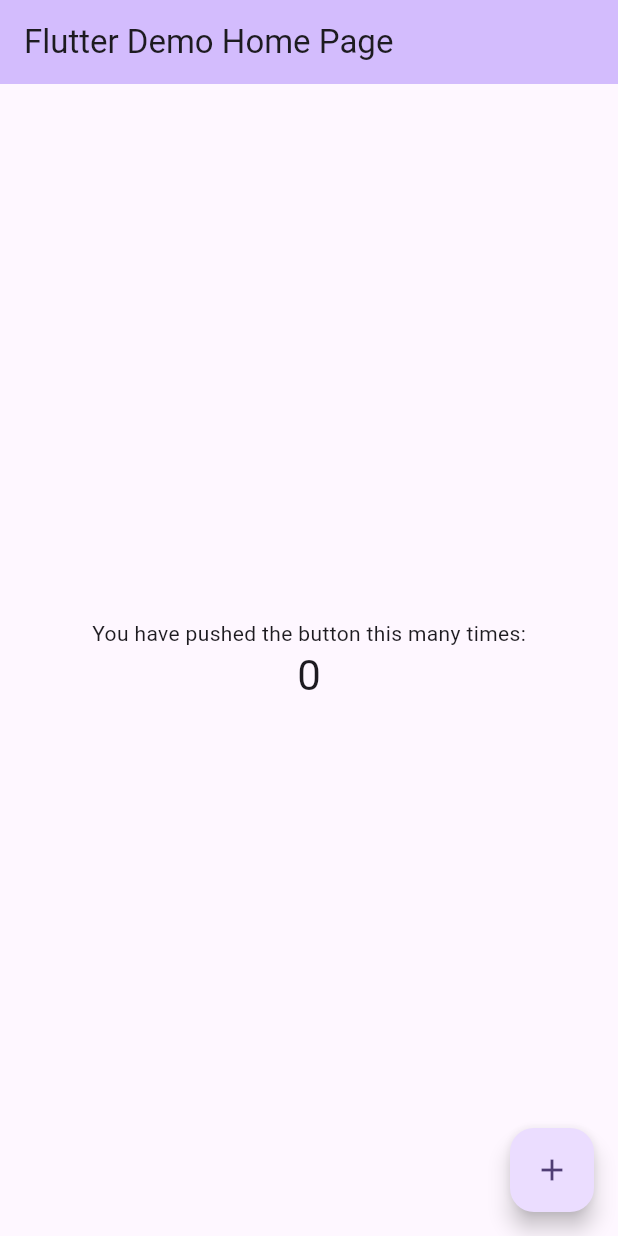
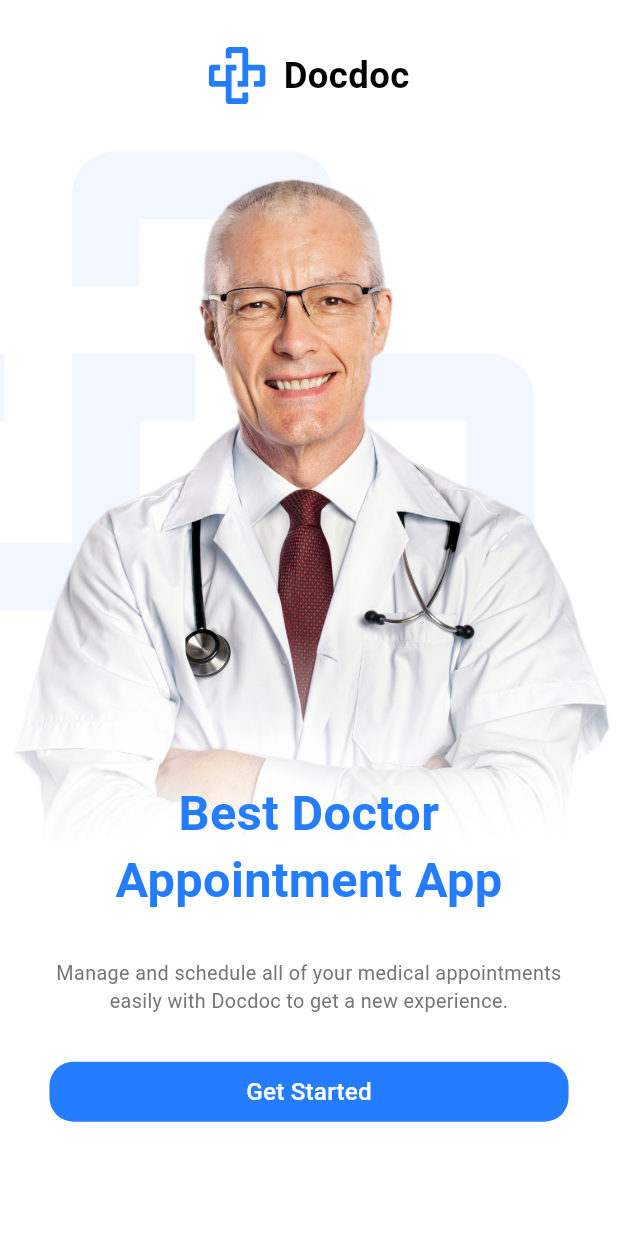
Before and after one commit to MennaNabilAli/medical_app, a Flutter app: the screen it shows after launch, on a phone screen of 412 x 824 dp. Run offline on Flutter 3.47's test engine with Material 3 defaults, Android fonts, the phone set to English and light mode, and no system bars; our stand-ins replace flutter_screenutil, flutter_svg.

Commit message:
-added images and svgs -added colors -added styles -create onboarding screen -added routes and router -added flutter_svg and screenutil

```diff
--- /dev/null
+++ b/lib/core/helpers/extinsions.dart
@@ -0,0 +1,28 @@
+import 'package:flutter/material.dart';
+
+extension Navigation on BuildContext {
+  Future<dynamic> pushNamed(String routeName, {Object? arguments}) {
+    return Navigator.of(this).pushNamed(routeName, arguments: arguments);
+  }
+
+  Future<dynamic> pushReplacementNamed(String routeName, {Object? arguments}) {
+    return Navigator.of(this)
+        .pushReplacementNamed(routeName, arguments: arguments);
+  }
+
+  Future<dynamic> pushNamedAndRemoveUntil(String routeName,
+      {Object? arguments, required RoutePredicate predicate}) {
+    return Navigator.of(this)
+        .pushNamedAndRemoveUntil(routeName, predicate, arguments: arguments);
+  }
+
+  void pop() => Navigator.of(this).pop();
+}
+
+extension StringExtension on String? {
+  bool isNullOrEmpty() => this == null || this == "";
+}
+
+extension ListExtension<T> on List<T>? {
+  bool isNullOrEmpty() => this == null || this!.isEmpty;
+}
--- /dev/null
+++ b/lib/core/routing/app_router.dart
@@ -0,0 +1,24 @@
+import 'package:flutter/material.dart';
+import 'package:medical_app_adv/core/routing/routes.dart';
+
+import '../../features/on_boarding/on_boarding_screen.dart';
+
+class AppRouter{
+  Route generateRoute(RouteSettings settings) {
+    final arguments = settings.arguments;
+
+    switch(settings.name){
+      case Routes.onBoardingScreen:
+        return MaterialPageRoute(builder: (_) => const OnBoardingScreen());
+      case Routes.loginScreen:
+        return MaterialPageRoute(builder: (_) => Placeholder());
+      default:
+        return MaterialPageRoute(builder: (_) =>
+            Scaffold(
+              body: Center(
+                child: Text('No Route Defined for ${settings.name}'),
+              ),
+            ));
+    }
+  }
+}
--- /dev/null
+++ b/lib/core/routing/routes.dart
@@ -0,0 +1,4 @@
+class Routes{
+  static const String onBoardingScreen = '/onBoardingScreen';
+  static const String loginScreen = '/loginScreen';
+}
--- /dev/null
+++ b/lib/core/theming/colors.dart
@@ -0,0 +1,6 @@
+import 'package:flutter/material.dart';
+
+class AppColors {
+  static const Color mainBlue = Color(0xFF247CFF);
+  static const Color grey = Color(0xFF757575);
+}
--- /dev/null
+++ b/lib/core/theming/styles.dart
@@ -0,0 +1,26 @@
+import 'package:flutter/material.dart';
+import 'package:flutter_screenutil/flutter_screenutil.dart';
+import 'package:medical_app_adv/core/theming/colors.dart';
+
+class TextStyles {
+  static TextStyle font24BlackBold = TextStyle(
+    fontSize: 24.sp,
+    fontWeight: FontWeight.bold,
+    color: Colors.black,
+  );
+  static TextStyle font32BlueBold = TextStyle(
+    fontSize: 32.sp,
+    fontWeight: FontWeight.bold,
+    color: AppColors.mainBlue,
+  );
+  static TextStyle font13GreyNormal = TextStyle(
+    fontSize: 13.sp,
+    fontWeight: FontWeight.normal,
+    color: AppColors.grey,
+  );
+  static TextStyle font16whiteSemiBold = TextStyle(
+    fontSize: 16.sp,
+    fontWeight: FontWeight.w500,
+    color: Colors.white,
+  );
+}
--- /dev/null
+++ b/lib/doc_app.dart
@@ -0,0 +1,28 @@
+import 'package:flutter/material.dart';
+import 'package:flutter_screenutil/flutter_screenutil.dart';
+import 'package:medical_app_adv/core/routing/app_router.dart';
+import 'package:medical_app_adv/core/routing/routes.dart';
+import 'package:medical_app_adv/core/theming/colors.dart';
+
+class DocApp extends StatelessWidget {
+  final AppRouter appRouter;
+  const DocApp({super.key, required this.appRouter});
+
+  @override
+  Widget build(BuildContext context) {
+    return ScreenUtilInit(
+      minTextAdapt: true,
+      designSize: const Size(375,812),
+      child: MaterialApp(
+        debugShowCheckedModeBanner: false,
+        title: 'Doc App',
+        theme: ThemeData(
+          primaryColor: AppColors.mainBlue,
+          scaffoldBackgroundColor: Colors.white
+        ),
+        initialRoute: Routes.onBoardingScreen,
+        onGenerateRoute: appRouter.generateRoute,
+      ),
+    );
+  }
+}
--- /dev/null
+++ b/lib/features/on_boarding/on_boarding_screen.dart
@@ -0,0 +1,44 @@
+import 'package:flutter/material.dart';
+import 'package:flutter_screenutil/flutter_screenutil.dart';
+import 'package:medical_app_adv/features/on_boarding/widgets/doc_logo_and_name.dart';
+import 'package:medical_app_adv/features/on_boarding/widgets/doctor_image_and_text.dart';
+import 'package:medical_app_adv/features/on_boarding/widgets/get_started_button.dart';
+
+import '../../core/theming/styles.dart';
+
+class OnBoardingScreen extends StatelessWidget {
+  const OnBoardingScreen({super.key});
+
+  @override
+  Widget build(BuildContext context) {
+    return Scaffold(
+      body: SafeArea(
+        child: SingleChildScrollView(
+          child: Padding(
+            padding: EdgeInsets.only(top: 30.h ,bottom: 30.h),
+            child: Column(
+              children: [
+                const DocLogoAndName(),
+                SizedBox(height: 30.h,),
+                const DoctorImageAndText(),
+                Padding(
+                  padding: EdgeInsets.symmetric(horizontal: 30.0.w),
+                  child: Column(
+                    children: [
+                      Text(
+                          'Manage and schedule all of your medical appointments easily with Docdoc to get a new experience.',
+                      style: TextStyles.font13GreyNormal,
+                      textAlign: TextAlign.center,),
+                      SizedBox(height: 30.h,),
+                      const GetStartedButton(),
+                    ],
+                  ),
+                ),
+              ],
+            ),
+          ),
+        ),
+      ),
+    );
+  }
+}
--- /dev/null
+++ b/lib/features/on_boarding/widgets/doc_logo_and_name.dart
@@ -0,0 +1,21 @@
+import 'package:flutter/material.dart';
+import 'package:flutter_screenutil/flutter_screenutil.dart';
+import 'package:flutter_svg/flutter_svg.dart';
+
+import '../../../core/theming/styles.dart';
+
+class DocLogoAndName extends StatelessWidget {
+  const DocLogoAndName({super.key});
+
+  @override
+  Widget build(BuildContext context) {
+    return Row(
+      mainAxisAlignment: MainAxisAlignment.center,
+      children: [
+        SvgPicture.asset('assets/svgs/logo.svg'),
+        SizedBox(width: 10.w,),
+        Text('Docdoc',style: TextStyles.font24BlackBold,)
+      ],
+    );
+  }
+}
--- /dev/null
+++ b/lib/features/on_boarding/widgets/doctor_image_and_text.dart
@@ -0,0 +1,39 @@
+import 'package:flutter/material.dart';
+import 'package:flutter_svg/flutter_svg.dart';
+import 'package:medical_app_adv/core/theming/styles.dart';
+
+class DoctorImageAndText extends StatelessWidget {
+  const DoctorImageAndText({super.key});
+
+  @override
+  Widget build(BuildContext context) {
+    return Stack(
+      children: [
+        SvgPicture.asset('assets/svgs/logo_low_opacity.svg'),
+        Container(
+          foregroundDecoration: BoxDecoration(
+            gradient: LinearGradient(
+                colors: [
+              Colors.white,
+              Colors.white.withOpacity(0.0),
+            ],
+            begin: Alignment.bottomCenter,
+            end: Alignment.topCenter,
+            stops: const [0.14,0.4])
+          ),
+          child: Image.asset('assets/images/onboarding_doctor.png'),
+        ),
+        Positioned(
+            bottom: 30,
+            left: 0,
+            right: 0,
+            child: Text(
+                'Best Doctor \nAppointment App',
+              textAlign: TextAlign.center,
+              style: TextStyles.font32BlueBold.copyWith(height: 1.4),
+            )
+        )
+      ],
+    );
+  }
+}
--- /dev/null
+++ b/lib/features/on_boarding/widgets/get_started_button.dart
@@ -0,0 +1,29 @@
+import 'package:flutter/material.dart';
+import 'package:medical_app_adv/core/helpers/extinsions.dart';
+import 'package:medical_app_adv/core/routing/routes.dart';
+import 'package:medical_app_adv/core/theming/colors.dart';
+import 'package:medical_app_adv/core/theming/styles.dart';
+
+class GetStartedButton extends StatelessWidget {
+  const GetStartedButton({super.key});
+
+  @override
+  Widget build(BuildContext context) {
+    return SizedBox(
+      width: double.infinity,
+      child: TextButton(
+          onPressed: (){
+            context.pushNamed(Routes.loginScreen);
+          },
+          style: ButtonStyle(
+              backgroundColor: MaterialStateProperty.all(AppColors.mainBlue),
+              tapTargetSize: MaterialTapTargetSize.shrinkWrap,
+              maximumSize: MaterialStateProperty.all(const Size(double.infinity,52)),
+            shape: MaterialStateProperty.all(RoundedRectangleBorder(borderRadius: BorderRadius.circular(16)))
+          ),
+          child: Text(
+            'Get Started',
+            style: TextStyles.font16whiteSemiBold,)),
+    );
+  }
+}
--- a/lib/main.dart
+++ b/lib/main.dart
@@ -1,126 +1,8 @@
 import 'package:flutter/material.dart';
+import 'package:medical_app_adv/core/routing/app_router.dart';
+
+import 'doc_app.dart';
 
 void main() {
-  runApp(const MyApp());
+  runApp(DocApp(appRouter: AppRouter(),));
 }
-
-class MyApp extends StatelessWidget {
-  const MyApp({super.key});
-
-  // This widget is the root of your application.
-  @override
-  Widget build(BuildContext context) {
-    return MaterialApp(
-      debugShowCheckedModeBanner: false,
-      title: 'Flutter Demo',
-      theme: ThemeData(
-        // This is the theme of your application.
-        //
-        // TRY THIS: Try running your application with "flutter run". You'll see
-        // the application has a purple toolbar. Then, without quitting the app,
-        // try changing the seedColor in the colorScheme below to Colors.green
-        // and then invoke "hot reload" (save your changes or press the "hot
-        // reload" button in a Flutter-supported IDE, or press "r" if you used
-        // the command line to start the app).
-        //
-        // Notice that the counter didn't reset back to zero; the application
-        // state is not lost during the reload. To reset the state, use hot
-        // restart instead.
-        //
-        // This works for code too, not just values: Most code changes can be
-        // tested with just a hot reload.
-        colorScheme: ColorScheme.fromSeed(seedColor: Colors.deepPurple),
-        useMaterial3: true,
-      ),
-      home: const MyHomePage(title: 'Flutter Demo Home Page'),
-    );
-  }
-}
-
-class MyHomePage extends StatefulWidget {
-  const MyHomePage({super.key, required this.title});
-
-  // This widget is the home page of your application. It is stateful, meaning
-  // that it has a State object (defined below) that contains fields that affect
-  // how it looks.
-
-  // This class is the configuration for the state. It holds the values (in this
-  // case the title) provided by the parent (in this case the App widget) and
-  // used by the build method of the State. Fields in a Widget subclass are
-  // always marked "final".
-
-  final String title;
-
-  @override
-  State<MyHomePage> createState() => _MyHomePageState();
-}
-
-class _MyHomePageState extends State<MyHomePage> {
-  int _counter = 0;
-
-  void _incrementCounter() {
-    setState(() {
-      // This call to setState tells the Flutter framework that something has
-      // changed in this State, which causes it to rerun the build method below
-      // so that the display can reflect the updated values. If we changed
-      // _counter without calling setState(), then the build method would not be
-      // called again, and so nothing would appear to happen.
-      _counter++;
-    });
-  }
-
-  @override
-  Widget build(BuildContext context) {
-    // This method is rerun every time setState is called, for instance as done
-    // by the _incrementCounter method above.
-    //
-    // The Flutter framework has been optimized to make rerunning build methods
-    // fast, so that you can just rebuild anything that needs updating rather
-    // than having to individually change instances of widgets.
-    return Scaffold(
-      appBar: AppBar(
-        // TRY THIS: Try changing the color here to a specific color (to
-        // Colors.amber, perhaps?) and trigger a hot reload to see the AppBar
-        // change color while the other colors stay the same.
-        backgroundColor: Theme.of(context).colorScheme.inversePrimary,
-        // Here we take the value from the MyHomePage object that was created by
-        // the App.build method, and use it to set our appbar title.
-        title: Text(widget.title),
-      ),
-      body: Center(
-        // Center is a layout widget. It takes a single child and positions it
-        // in the middle of the parent.
-        child: Column(
-          // Column is also a layout widget. It takes a list of children and
-          // arranges them vertically. By default, it sizes itself to fit its
-          // children horizontally, and tries to be as tall as its parent.
-          //
-          // Column has various properties to control how it sizes itself and
-          // how it positions its children. Here we use mainAxisAlignment to
-          // center the children vertically; the main axis here is the vertical
-          // axis because Columns are vertical (the cross axis would be
-          // horizontal).
-          //
-          // TRY THIS: Invoke "debug painting" (choose the "Toggle Debug Paint"
-          // action in the IDE, or press "p" in the console), to see the
-          // wireframe for each widget.
-          mainAxisAlignment: MainAxisAlignment.center,
-          children: <Widget>[
-            const Text(
-              'You have pushed the button this many times:',
-            ),
-            Text(
-              '$_counter',
-              style: Theme.of(context).textTheme.headlineMedium,
-            ),
-          ],
-        ),
-      ),
-      floatingActionButton: FloatingActionButton(
-        onPressed: _incrementCounter,
-        tooltip: 'Increment',
-        child: const Icon(Icons.add),
-      ), // This trailing comma makes auto-formatting nicer for build methods.
-    );
-  }
-}
```
Also changed, not shown: pubspec.yaml (+5 -3 lines), assets/images/onboarding_doctor.png (added), assets/svgs/logo.svg (added), assets/svgs/logo_low_opacity.svg (added), pubspec.lock.
